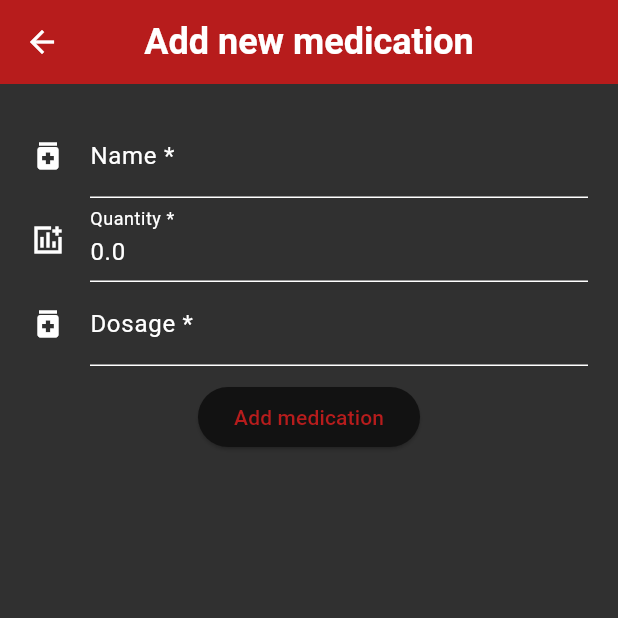
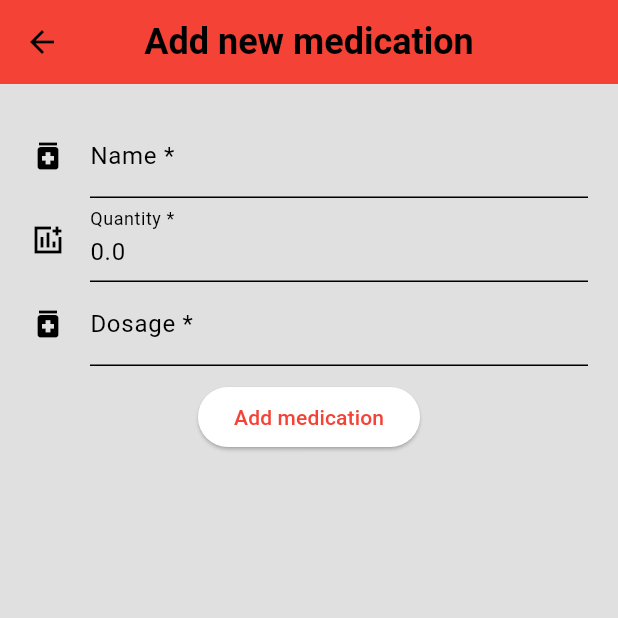
Before and after one commit to mzaninovic555/RMA_projekt_23-24, a Flutter app: the screen it shows after launch, item 2 of the bottom bar chosen, after a tap on the "add" icon, on a phone screen of 412 x 824 dp, the top half of it. Run offline on Flutter 3.47's test engine with Material 3 defaults, Android fonts, the phone set to English and light mode, and no system bars; our stand-ins replace google_nav_bar, shared_preferences.

Commit message:
Fixed dark mode switching (for real this time)

```diff
--- a/medicationapp/lib/main.dart
+++ b/medicationapp/lib/main.dart
@@ -1,39 +1,33 @@
 import 'package:flutter/material.dart';
 import 'package:medicationapp/pages/home_page.dart';
 import 'package:medicationapp/services/local_data_service.dart';
-import 'package:medicationapp/theme/theme.dart';
 import 'package:medicationapp/theme/theme_provider.dart';
 import 'package:provider/provider.dart';
 
-void main() {
+void main() async {
+  WidgetsFlutterBinding.ensureInitialized();
+  LocalDataService localDataService =
+      await LocalDataService.initLocalDataService();
+  localDataService.insertDefaults();
   runApp(
     ChangeNotifierProvider(
-      create: (context) => ThemeProvider(),
-      child: const MedicationApp(),
+      create: (context) => ThemeProvider(localDataService),
+      child: MedicationApp(localDataService),
     ),
   );
 }
 
 class MedicationApp extends StatelessWidget {
-  const MedicationApp({super.key});
+  final LocalDataService localDataService;
+
+  const MedicationApp(this.localDataService, {super.key});
 
   @override
   Widget build(BuildContext context) {
-    return FutureBuilder(
-        future: LocalDataService.initLocalDataService(),
-        builder: (context, snapshot) {
-          if (!snapshot.hasData) {
-            return const Center(
-              child: CircularProgressIndicator(),
-            );
-          }
-          var localDataService = snapshot.data;
-          localDataService!.insertDefaults();
-          return MaterialApp(
-            debugShowCheckedModeBanner: false,
-            home: HomePage(localDataService),
-            theme: localDataService.getIsDarkTheme() ? lightMode : darkMode,
-          );
-        });
+    return MaterialApp(
+      debugShowCheckedModeBanner: false,
+      home: HomePage(localDataService),
+      theme: Provider.of<ThemeProvider>(context).themeData,
+    );
   }
 }
--- a/medicationapp/lib/theme/theme_provider.dart
+++ b/medicationapp/lib/theme/theme_provider.dart
@@ -1,8 +1,14 @@
 import 'package:flutter/material.dart';
+import 'package:medicationapp/services/local_data_service.dart';
 import 'package:medicationapp/theme/theme.dart';
 
 class ThemeProvider with ChangeNotifier {
-  ThemeData _themeData = lightMode;
+  late ThemeData _themeData;
+
+
+  ThemeProvider(LocalDataService localDataService) {
+    _themeData = localDataService.getIsDarkTheme() ? darkMode : lightMode;
+  }
 
   ThemeData get themeData => _themeData;
 
```
